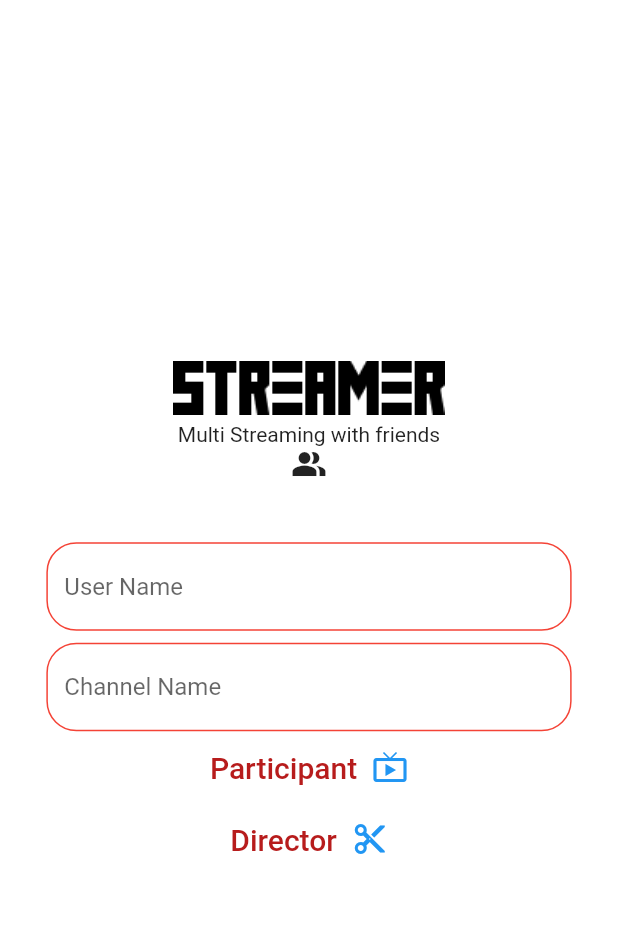
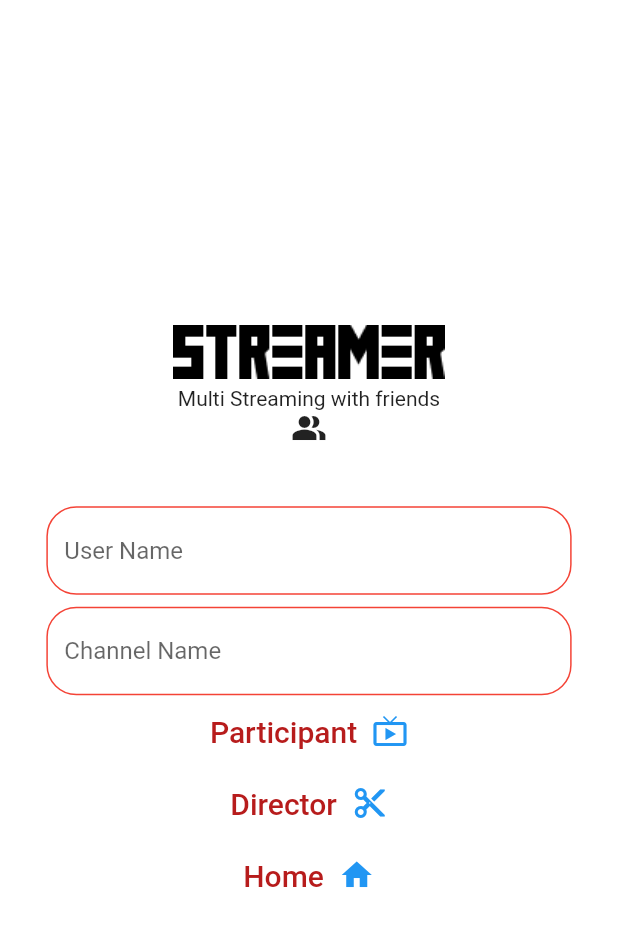
Before and after one commit to MislinaSarac/StreamerApp, a Flutter app: the LiveHome screen opened directly, on a phone screen of 412 x 824 dp. Shown: the top 926 px of the screen. Run offline on Flutter 3.47's test engine with Material 2 defaults, Android fonts, the phone set to English and light mode, and no system bars; our stand-ins replace carousel_slider, flutter_rating_bar, flutter_riverpod, shared_preferences; missing offline and left inert: agora_rtc_engine, agora_rtm, circular_menu; accounts and stored records are empty.

Commit message:
fix:checked pages

```diff
--- a/lib/main.dart
+++ b/lib/main.dart
@@ -24,7 +24,7 @@ class MyApp extends StatelessWidget {
             elevation: 0,
           ),
         ),
-        home: LiveHome(),
+        home: LoginPage(),
       ),
     );
   }
--- a/lib/screens/custom_drawer.dart
+++ b/lib/screens/custom_drawer.dart
@@ -2,6 +2,7 @@ import 'dart:ui';
 import 'package:flutter/cupertino.dart';
 import 'package:flutter/material.dart';
 import 'package:movie_stream/screens/home_screen.dart';
+import 'package:movie_stream/screens/live_home.dart';
 import 'package:movie_stream/screens/login_page.dart';
 
 class CustomDrawer extends StatefulWidget {
@@ -42,7 +43,10 @@ class _CustomDrawerState extends State<CustomDrawer> {
                   child: InkWell(
                     // onTap: () => Navigator.pop(context),
                     child: _draverItem(
-                        onTap: () => Navigator.pop(context),
+                        onTap: () => Navigator.push(
+                            context,
+                            MaterialPageRoute(
+                                builder: (context) => LiveHome())),
                         iconData: Icons.live_tv,
                         title: "Live"),
                   ),
--- a/lib/screens/live_home.dart
+++ b/lib/screens/live_home.dart
@@ -1,5 +1,6 @@
 import 'package:flutter/material.dart';
 import 'package:movie_stream/screens/director.dart';
+import 'package:movie_stream/screens/home_screen.dart';
 import 'package:movie_stream/screens/participant.dart';
 import 'package:shared_preferences/shared_preferences.dart';
 
@@ -113,6 +114,24 @@ class _LiveHomeState extends State<LiveHome> {
                     Icon(Icons.cut),
                   ],
                 ),
+              ),
+              TextButton(
+                onPressed: () {
+                  Navigator.of(context).push(MaterialPageRoute(
+                    builder: (context) => HomeScreen(),
+                  ));
+                },
+                child: Row(
+                  mainAxisAlignment: MainAxisAlignment.center,
+                  children: <Widget>[
+                    Text(
+                      'Home  ',
+                      style:
+                          TextStyle(fontSize: 20, color: Colors.red.shade900),
+                    ),
+                    Icon(Icons.home),
+                  ],
+                ),
               )
             ],
           ),
```
